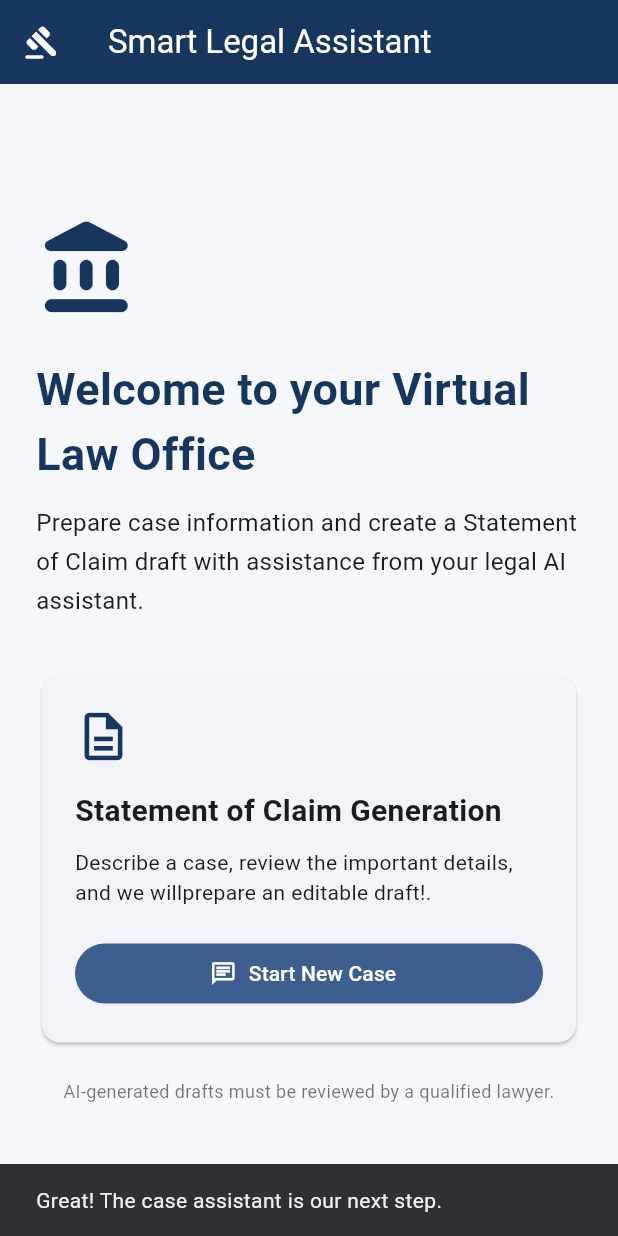
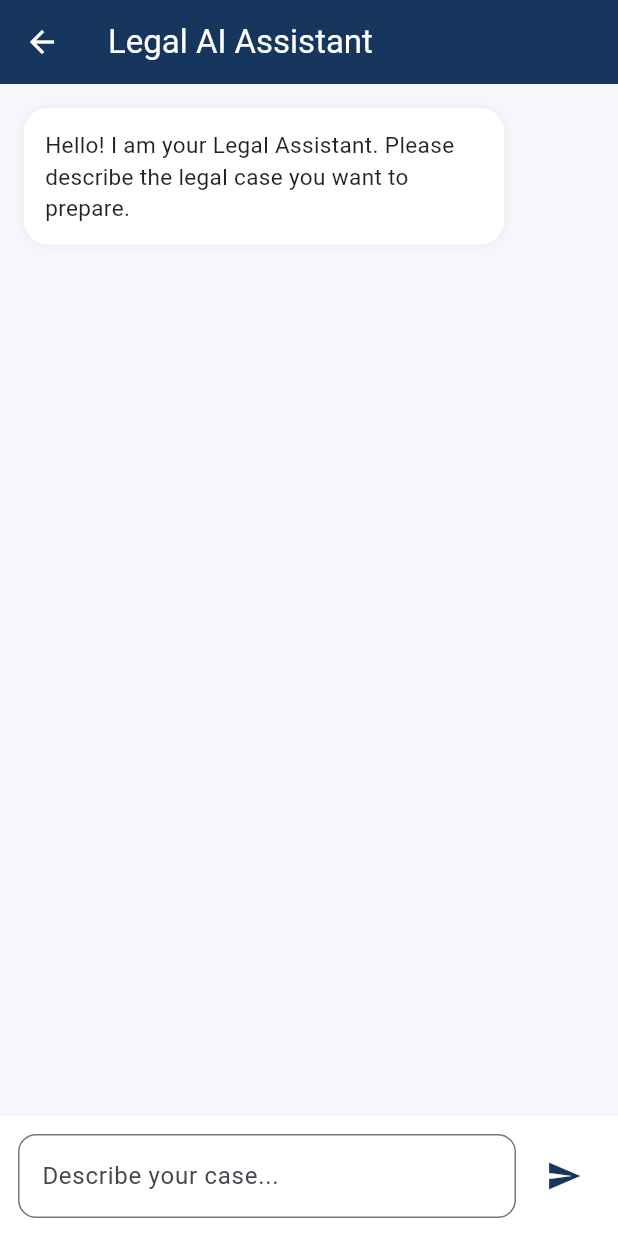
Before and after one commit to RamyyMohamed74/Grad1, a Flutter app: the screen it shows after launch, after a tap on "Start New Case", on a phone screen of 412 x 824 dp. Run offline on Flutter 3.47's test engine with Material 3 defaults, Android fonts, the phone set to English and light mode, and no system bars.

Commit message:
case chat screen has been added

```diff
--- /dev/null
+++ b/lib/features/statement_of_claim/presentation/screens/case_chat_screen.dart
@@ -0,0 +1,133 @@
+
+import 'package:flutter/material.dart';
+
+class CaseChatScreen extends StatefulWidget {
+  const CaseChatScreen({super.key});
+
+  @override
+  State<CaseChatScreen> createState() => _CaseChatScreenState();
+}
+
+class _CaseChatScreenState extends State<CaseChatScreen> {
+  final TextEditingController _messageController =
+      TextEditingController();
+
+  final List<Map<String, String>> _messages = [
+    {
+      'sender': 'assistant',
+      'text': 'Hello! I am your Legal Assistant. '
+          'Please describe the legal case you want to prepare.',
+    },
+  ];
+
+  void _sendMessage() {
+    final message = _messageController.text.trim();
+
+    if (message.isEmpty) return;
+
+    setState(() {
+      _messages.add({
+        'sender': 'user',
+        'text': message,
+      });
+
+      _messages.add({
+        'sender': 'assistant',
+        'text': 'Thank you for explaining your case. '
+            'Can you please provide the names of the claimant '
+            'and the respondent?',
+      });
+    });
+
+    _messageController.clear();
+  }
+
+  @override
+  void dispose() {
+    _messageController.dispose();
+    super.dispose();
+  }
+
+  @override
+  Widget build(BuildContext context) {
+    return Scaffold(
+      appBar: AppBar(
+        title: const Text('Legal AI Assistant'),
+        backgroundColor: const Color(0xFF17365D),
+        foregroundColor: Colors.white,
+      ),
+      body: Column(
+        children: [
+          Expanded(
+            child: ListView.builder(
+              padding: const EdgeInsets.all(16),
+              itemCount: _messages.length,
+              itemBuilder: (context, index) {
+                final message = _messages[index];
+                final isUser = message['sender'] == 'user';
+
+                return Align(
+                  alignment: isUser
+                      ? Alignment.centerRight
+                      : Alignment.centerLeft,
+                  child: Container(
+                    constraints: const BoxConstraints(maxWidth: 320),
+                    margin: const EdgeInsets.only(bottom: 12),
+                    padding: const EdgeInsets.all(14),
+                    decoration: BoxDecoration(
+                      color: isUser
+                          ? const Color(0xFF17365D)
+                          : Colors.white,
+                      borderRadius: BorderRadius.circular(16),
+                      boxShadow: [
+                        BoxShadow(
+                          color: Colors.black.withValues(alpha: 0.05),
+                          blurRadius: 6,
+                        ),
+                      ],
+                    ),
+                    child: Text(
+                      message['text'] ?? '',
+                      style: TextStyle(
+                        color: isUser ? Colors.white : Colors.black87,
+                        fontSize: 15,
+                      ),
+                    ),
+                  ),
+                );
+              },
+            ),
+          ),
+          Container(
+            padding: const EdgeInsets.all(12),
+            color: Colors.white,
+            child: Row(
+              children: [
+                Expanded(
+                  child: TextField(
+                    controller: _messageController,
+                    decoration: InputDecoration(
+                      hintText: 'Describe your case...',
+                      border: OutlineInputBorder(
+                        borderRadius: BorderRadius.circular(12),
+                      ),
+                    ),
+                    onSubmitted: (_) => _sendMessage(),
+                  ),
+                ),
+                const SizedBox(width: 8),
+                IconButton(
+                  onPressed: _sendMessage,
+                  icon: const Icon(
+                    Icons.send,
+                    color: Color(0xFF17365D),
+                  ),
+                ),
+              ],
+            ),
+          ),
+        ],
+      ),
+    );
+  }
+}
--- a/lib/features/statement_of_claim/presentation/screens/home_screen.dart
+++ b/lib/features/statement_of_claim/presentation/screens/home_screen.dart
@@ -1,5 +1,5 @@
 import 'package:flutter/material.dart';
-
+import 'case_chat_screen.dart';
 
 
 
@@ -75,12 +75,10 @@ class HomeScreen extends StatelessWidget {
                           width: double.infinity,
                           child: FilledButton.icon(
                             onPressed: () {
-                              ScaffoldMessenger.of(context).showSnackBar(
-                                const SnackBar(
-                                  content: Text(
-                                    'Great! The case assistant '
-                                    'is our next step.',
-                                  ),
+                              Navigator.push(
+                                context,
+                                MaterialPageRoute(
+                                  builder: (context) => const CaseChatScreen(),
                                 ),
                               );
                             },
```
